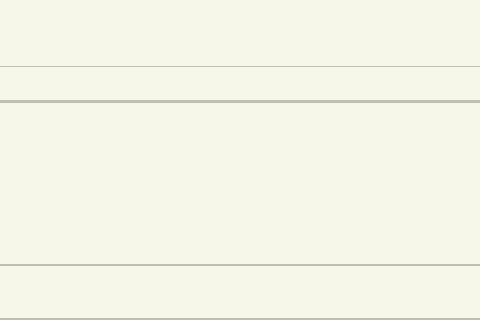
This is pagina_editar_receta.ui in avilalem/ProyectoFinal as Qt 5 draws it before an edit; both pictures show x 171 to 651 and y 280 to 600 of the 800 by 600 pixel window. The edited form follows.
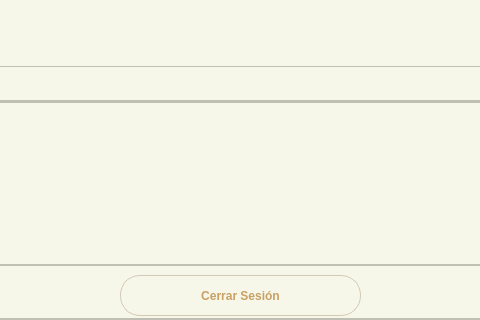
This is the edited form. Icons and pictures are not drawn.

Commit message: Agrego archivos .ui

Patch:
```diff
--- a/pagina_editar_receta.ui
+++ b/pagina_editar_receta.ui
@@ -479,6 +479,28 @@
             <normaloff>icono-informacion.png</normaloff>icono-informacion.png</iconset>
           </property>
          </widget>
+         <widget class="QPushButton" name="botonCerrarS">
+          <property name="geometry">
+           <rect>
+            <x>290</x>
+            <y>10</y>
+            <width>241</width>
+            <height>41</height>
+           </rect>
+          </property>
+          <property name="font">
+           <font>
+            <weight>75</weight>
+            <bold>true</bold>
+           </font>
+          </property>
+          <property name="styleSheet">
+           <string notr="true"/>
+          </property>
+          <property name="text">
+           <string>Cerrar Sesión</string>
+          </property>
+         </widget>
         </widget>
        </item>
       </layout>
```
The commit also changes 3 other files.
